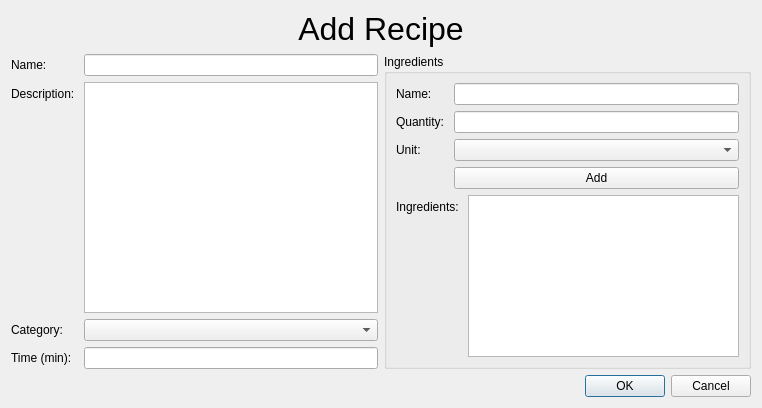
Before: the Qt Designer form views/addrecipe.ui in computoms/ThomChef, drawn with Qt 5.
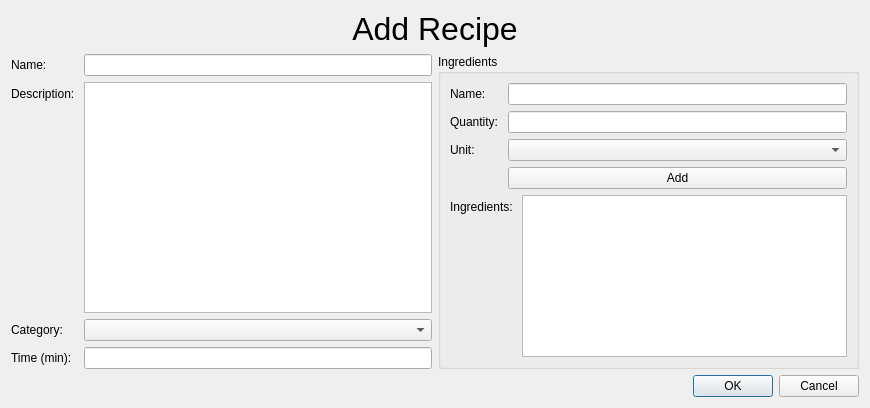
After: the same form once the commit is applied.

```diff
--- a/views/addrecipe.ui
+++ b/views/addrecipe.ui
@@ -6,7 +6,7 @@
    <rect>
     <x>0</x>
     <y>0</y>
-    <width>762</width>
+    <width>870</width>
     <height>408</height>
    </rect>
   </property>
@@ -132,7 +132,7 @@
          </widget>
         </item>
         <item row="0" column="1">
-         <widget class="QTableWidget" name="ingredientlist"/>
+         <widget class="QListWidget" name="ingredientlist"/>
         </item>
        </layout>
       </item>
```
